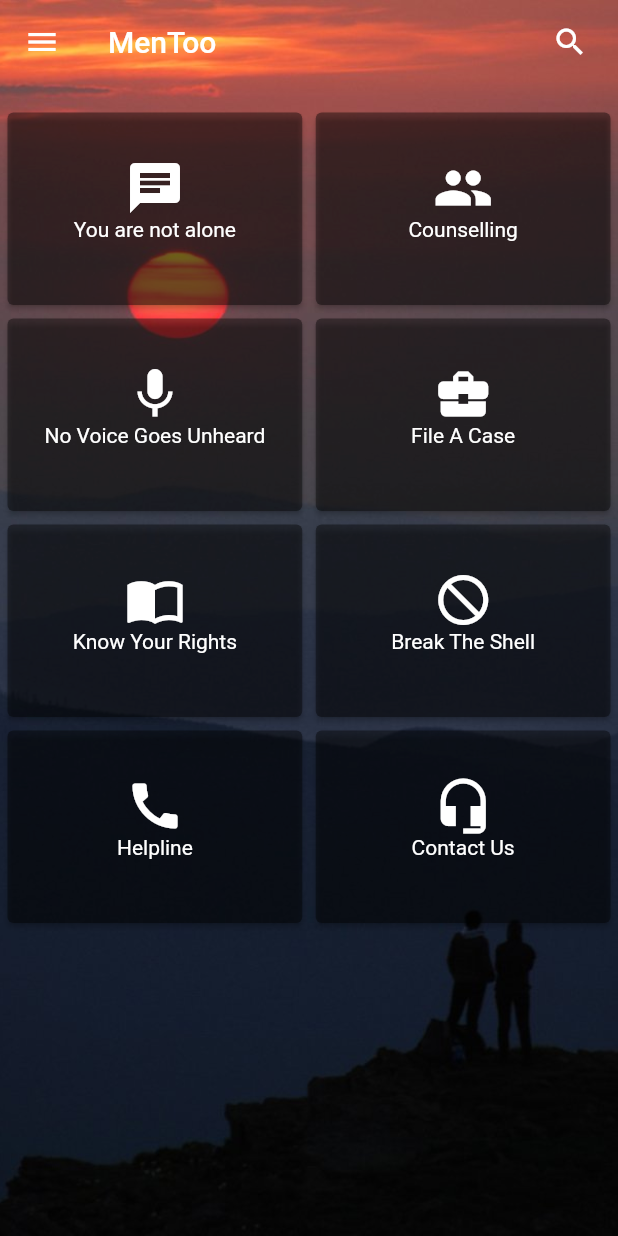
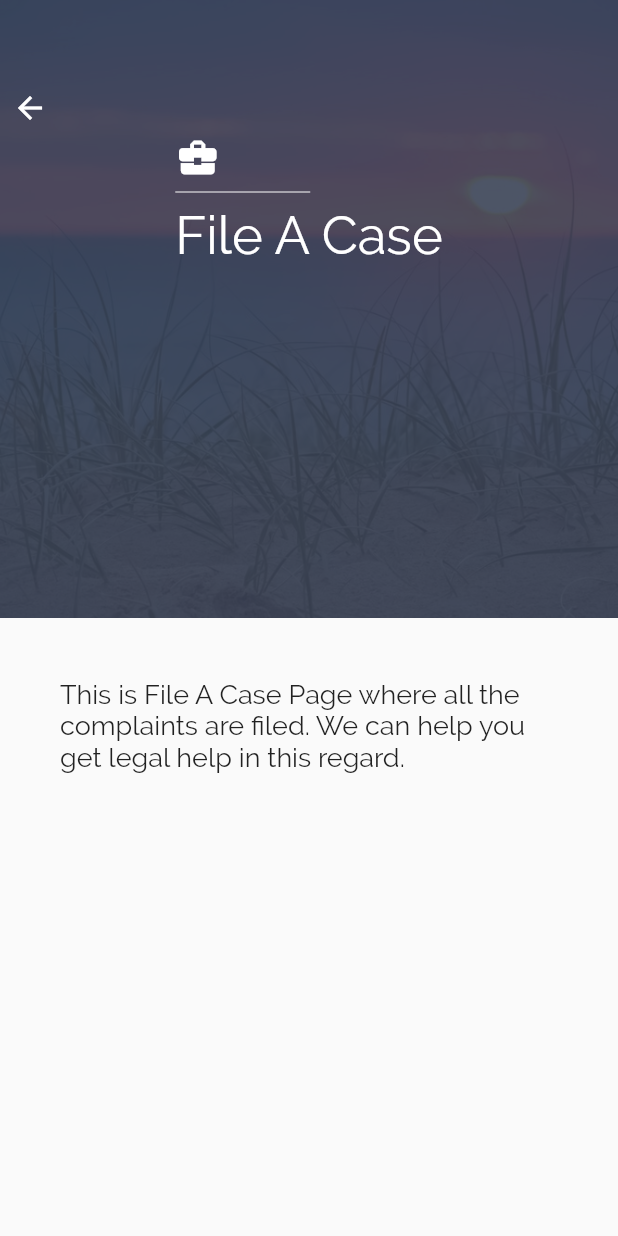
Before and after one commit to Arnab200/MenToo-App, a Flutter app: the screen it shows after launch, after a tap on "File A Case", on a phone screen of 412 x 824 dp. Run offline on Flutter 3.47's test engine with Material 2 defaults, Android fonts, the phone set to English and light mode, and no system bars.

Commit message:
Changes the app theme and layout completely

```diff
--- /dev/null
+++ b/lib/details_page.dart
@@ -0,0 +1,137 @@
+import 'package:mentoo/model/lesson.dart';
+import 'package:flutter/material.dart';
+
+class DetailPage extends StatelessWidget {
+  final Lesson lesson;
+  DetailPage({Key key, this.lesson}) : super(key: key);
+  @override
+  Widget build(BuildContext context) {
+
+
+    // final levelIndicator = Container(
+    //   child: Container(
+    //     child: LinearProgressIndicator(
+    //         backgroundColor: Color.fromRGBO(209, 224, 224, 0.2),
+    //         value: lesson.indicatorValue,
+    //         valueColor: AlwaysStoppedAnimation(Colors.green)),
+    //   ),
+    // );
+
+
+
+    // final coursePrice = Container(
+    //   padding: const EdgeInsets.all(7.0),
+    //   decoration: new BoxDecoration(
+    //       border: new Border.all(color: Colors.white),
+    //       borderRadius: BorderRadius.circular(5.0)),
+    //   child: new Text(
+    //     "\$" + lesson.price.toString(),
+    //     style: TextStyle(color: Colors.white),
+    //   ),
+    // );
+
+
+    final topContentText = Column(
+      crossAxisAlignment: CrossAxisAlignment.start,
+      children: <Widget>[
+        SizedBox(height: 50.0),
+        Icon(
+          lesson.listicon,
+          color: Colors.white,
+          size: 30.0,
+        ),
+
+        Container(
+          width: 90.0,
+          child: new Divider(color: Colors.white),
+        ),
+
+
+        Text(
+          lesson.title,
+          style: TextStyle(color: Colors.white, fontSize: 35.0),
+        ),
+
+        SizedBox(height: 30.0),
+        // Row(
+        //   mainAxisAlignment: MainAxisAlignment.start,
+        //   children: <Widget>[
+        //     Expanded(flex: 1, child: levelIndicator),
+        //     Expanded(
+        //         flex: 6,
+        //         child: Padding(
+        //             padding: EdgeInsets.only(left: 10.0),
+        //             child: Text(
+        //               lesson.level,
+        //               style: TextStyle(color: Colors.white),
+        //             ))),
+        //     Expanded(flex: 1, child: coursePrice)
+        //   ],
+        // ),
+      ],
+    );
+
+
+
+    final topContent = Stack(
+      children: <Widget>[
+        Container(
+            padding: EdgeInsets.only(left: 10.0),
+            height: MediaQuery.of(context).size.height * 0.5,
+            decoration: new BoxDecoration(
+              image: new DecorationImage(
+                image: new AssetImage("assets/images/sunrise_1.jpg"),
+                fit: BoxFit.cover,
+              ),
+            )),
+
+
+        Container(
+          height: MediaQuery.of(context).size.height * 0.5,
+          padding: EdgeInsets.all(40.0),
+          width: MediaQuery.of(context).size.width,
+          decoration: BoxDecoration(color: Color.fromRGBO(58, 66, 86, .9)),
+          child: Center(
+            child: topContentText,
+          ),
+        ),
+
+
+        Positioned(
+          left: 8.0,
+          top: 60.0,
+          child: InkWell(
+            onTap: () {
+              Navigator.pop(context);
+            },
+            child: Icon(Icons.arrow_back, color: Colors.white),
+          ),
+        )
+      ],
+    );
+
+    final bottomContentText = Text(
+      lesson.content,
+      style: TextStyle(fontSize: 18.0),
+    );
+
+
+
+
+    final bottomContent = Container(
+      width: MediaQuery.of(context).size.width,
+      padding: EdgeInsets.all(40.0),
+      child: Center(
+        child: Column(
+          children: <Widget>[bottomContentText,],
+        ),
+      ),
+    );
+
+    return Scaffold(
+      body: Column(
+        children: <Widget>[topContent, bottomContent],
+      ),
+    );
+  }
+}
--- a/lib/main.dart
+++ b/lib/main.dart
@@ -1,61 +1,173 @@
+import 'package:mentoo/model/lesson.dart';
 import 'package:flutter/material.dart';
-import './notalonepage.dart';
+import 'package:mentoo/details_page.dart';
 
-import './newdashboard.dart';
-
-
-void main() => runApp(MyApp());
+void main() => runApp(new MyApp());
 
 class MyApp extends StatelessWidget {
+  // This widget is the root of your application.
+  @override
+  Widget build(BuildContext context) {
+    return new MaterialApp(
+      debugShowCheckedModeBanner: false,
+      title: 'MenToo',
+      theme: new ThemeData(
+          primaryColor: Color.fromRGBO(58, 66, 86, 1.0), fontFamily: 'Raleway'),
+      home: new ListPage(title: 'MenToo'),
+      // home: DetailPage(),
+    );
+  }
+}
 
+class ListPage extends StatefulWidget {
+  ListPage({Key key, this.title}) : super(key: key);
+
+  final String title;
+
+  @override
+  _ListPageState createState() => _ListPageState();
+}
+
+class _ListPageState extends State<ListPage> {
+  List lessons;
+
+  @override
+  void initState() {
+    lessons = getLessons();
+    super.initState();
+  }
 
   @override
   Widget build(BuildContext context) {
-    return MaterialApp(
-      title: "MenToo",
-      debugShowCheckedModeBanner: false,
-      initialRoute: '/',
-      routes: {
-        '/someOtherRoute': (context) => notAlonePage(),
-      },
-      home: Scaffold(
+    ListTile makeListTile(Lesson lesson) => ListTile(
+          contentPadding:
+              EdgeInsets.symmetric(horizontal: 20.0, vertical: 10.0),
+          leading: Container(
+            padding: EdgeInsets.only(right: 12.0),
+            decoration: new BoxDecoration(
+                border: new Border(
+                    right: new BorderSide(width: 1.0, color: Colors.white24))),
+            child: Icon(lesson.listicon, color: Colors.white),
+          ),
 
-        body: new Stack(
-          children: <Widget>[
-            Container(
-              decoration: new BoxDecoration(
-                image: DecorationImage(
-                  image: new AssetImage("assets/images/sunrise.jpg"),
-                  fit: BoxFit.cover
-                )
-              ),
-            ),
-            Padding(
-              padding: EdgeInsets.only(top: 70.0),
+          title: Text(
+            lesson.title,
+            style: TextStyle(color: Colors.white, fontWeight: FontWeight.bold),
+          ),
 
-              child:TheGridView().build(context)), // actual gridview goes here
 
-            new Positioned(
-              top: 0.0,
-              left: 0.0,
-              right: 0.0,
-              child: AppBar(
-                actions: <Widget>[
-                  Padding(
-                    padding: EdgeInsets.only(right: 20.0),
-                    child:Icon(Icons.search)),
+          trailing:
+              Icon(Icons.keyboard_arrow_right, color: Colors.white, size: 30.0),
+          onTap: () {
+            Navigator.push(
+                context,
+                MaterialPageRoute(
+                    builder: (context) => DetailPage(lesson: lesson)));
+          },
+        );
 
-                ],
-                leading: Icon(Icons.menu),
-                title: Text("MenToo"),
+    Card makeCard(Lesson lesson) => Card(
+          elevation: 8.0,
+          margin: new EdgeInsets.symmetric(horizontal: 10.0, vertical: 5.0),
+          child: Container(
+            decoration: BoxDecoration(color: Color.fromRGBO(64, 75, 96, .9)),
+            child: makeListTile(lesson),
+          ),
+        );
 
-                backgroundColor: Colors.transparent,
-                elevation: 0.0,
-              ),
-            ),
-          ],
-        ),
+
+
+    final makeBody = Container(
+      // decoration: BoxDecoration(color: Color.fromRGBO(58, 66, 86, 1.0)),
+      child: ListView.builder(
+        scrollDirection: Axis.vertical,
+        shrinkWrap: true,
+        itemCount: lessons.length,
+        itemBuilder: (BuildContext context, int index) {
+          return makeCard(lessons[index]);
+        },
       ),
+    );
+
+
+    final topAppBar = AppBar(
+      elevation: 0.1,
+      backgroundColor: Color.fromRGBO(58, 66, 86, 1.0),
+      title: Text(widget.title),
+      actions: <Widget>[
+        IconButton(
+          icon: Icon(Icons.list),
+          onPressed: () {},
+        )
+      ],
+    );
+
+    return Scaffold(
+      backgroundColor: Color.fromRGBO(58, 66, 86, 1.0),
+      appBar: topAppBar,
+      body: makeBody,
+
     );
   }
 }
+
+List getLessons() {
+  return [
+    Lesson(
+        title: "You Are Not Alone",
+        level: "Beginner",
+        indicatorValue: 0.33,
+        price: 20,
+        listicon: Icons.chat,
+        content:
+            "This is the 'You Are Not Alone Page' where we provide help to others."),
+    Lesson(
+        title: "Counselling",
+        level: "Beginner",
+        indicatorValue: 0.33,
+        price: 50,
+        listicon: Icons.group,
+        content:
+            "This is the Counselling Page. You can ask us questions and get advice."),
+    Lesson(
+        title: "No Voice Goes Unheard",
+        level: "Intermidiate",
+        indicatorValue: 0.66,
+        price: 30,
+        listicon: Icons.mic,
+        content:
+            "This is the no Voice goes Unheard page. Voice your concern anynomously."),
+    Lesson(
+        title: "File A Case",
+        level: "Intermidiate",
+        indicatorValue: 0.66,
+        price: 30,
+        listicon: Icons.business_center,
+        content:
+            "This is File A Case Page where all the complaints are filed. We can help you get legal help in this regard."),
+    Lesson(
+        title: "Know Your Rights",
+        level: "Advanced",
+        indicatorValue: 1.0,
+        price: 50,
+        listicon: Icons.import_contacts,
+        content:
+            "You have the right to know your rights. Open the internet and check what the law can do for you"),
+    Lesson(
+        title: "Break The Shell",
+        level: "Advanced",
+        indicatorValue: 1.0,
+        price: 50,
+        listicon: Icons.do_not_disturb,
+        content:
+            "Break the Shell page."),
+    Lesson(
+        title: "Helpline",
+        level: "Call us and tell us about your story.",
+        indicatorValue: 1.0,
+        price: 50,
+        listicon: Icons.phone,
+        content:
+            "This the Helpline Page.")
+  ];
+}
--- /dev/null
+++ b/lib/model/lesson.dart
@@ -0,0 +1,13 @@
+import 'package:flutter/material.dart';
+
+class Lesson {
+  String title;
+  String level;
+  double indicatorValue;
+  int price;
+  IconData listicon;
+  String content;
+
+  Lesson(
+      {this.title, this.level, this.indicatorValue, this.price, this.listicon, this.content});
+}
--- a/lib/newdashboard.dart
+++ /dev/null
@@ -1,86 +0,0 @@
-import 'package:flutter/material.dart';
-import './main.dart';
-
-import './notalonepage.dart';
-
-class TheGridView{
-
-  Card makeGridCell(String name, IconData icon){
-    return Card(
-      color: Colors.transparent.withOpacity(0.4),
-      elevation: 1.5,
-      child: Column(
-        crossAxisAlignment: CrossAxisAlignment.stretch,
-        mainAxisSize: MainAxisSize.min,
-        verticalDirection: VerticalDirection.down,
-        children: <Widget>[
-          Padding(padding: EdgeInsets.only(top: 30.0), child:Center(child: Icon(icon, size: 40.0, color: Colors.white,))),
-          Center(child: Text(name, style: TextStyle(color: Colors.white),)),
-
-        ],
-
-      )
-    );
-  }
-
-  GridView build(context){
-    return GridView.count(
-      primary: true,
-      padding: EdgeInsets.all(1.0),
-      crossAxisCount: 2,
-      childAspectRatio: 1.5,
-      mainAxisSpacing: 1.0,
-      crossAxisSpacing: 1.0,
-      children: <Widget>[
-        GestureDetector(
-          onTap: (){
-             Route notalonePage = MaterialPageRoute(builder: (context) => notAlonePage());
-            Navigator.push(context, notalonePage);
-          },
-          child: makeGridCell("You are not alone", Icons.chat)),
-
-
-
-
-
-          GestureDetector(
-          onTap: (){
-            print("You tapped on Counselling");
-          },
-          child: makeGridCell("Counselling", Icons.group)),
-          GestureDetector(
-          onTap: (){
-            print("You Tapped on No Voice goes Unheard");
-          },
-          child: makeGridCell("No Voice Goes Unheard", Icons.mic)),
-          GestureDetector(
-          onTap: (){
-            print("You Tapped on File A Case");
-          },
-          child: makeGridCell("File A Case", Icons.business_center)),
-          GestureDetector(
-          onTap: (){
-            print("You Tapped on Know Your Rights");
-          },
-          child: makeGridCell("Know Your Rights", Icons.import_contacts)),
-          GestureDetector(
-          onTap: (){
-            print("You Tapped on Break The Shell");
-          },
-          child: makeGridCell("Break The Shell", Icons.do_not_disturb)),
-          GestureDetector(
-          onTap: (){
-            print("You Tapped on the Helpline");
-          },
-          child: makeGridCell("Helpline", Icons.call)),
-          GestureDetector(
-          onTap: (){
-            print("You Tapped on the Helpline");
-          },
-          child: makeGridCell("Contact Us", Icons.headset_mic)
-          ),
-
-      ],
-    );
-  }
-}
--- a/lib/notalonepage.dart
+++ /dev/null
@@ -1,17 +0,0 @@
-import 'package:flutter/material.dart';
-
-
-class notAlonePage extends StatelessWidget{
-  Widget build(BuildContext context){
-    return Scaffold(
-      appBar: AppBar(
-        title: Text("You Are Not Alone"),
-      ),
-      body: Center(
-        child:Text(
-          "This the you are not alone Page here you can interact with other people and share your experience with them"
-        )
-      ),
-    );
-  }
-}
```
Also changed, not shown: pubspec.yaml (+7 -7 lines), assets/images/MenToo_app_picture.jpg (deleted), assets/images/sunrise.jpg (deleted), assets/images/sunrise_1.jpg (added), fonts/Raleway-Regular.ttf (added), fonts/Raleway-Thin.ttf (added).
